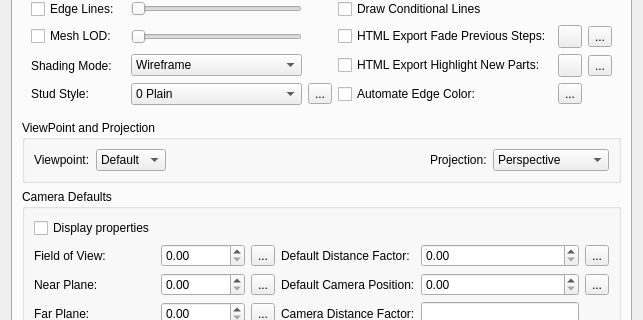
This is lclib/qt/lc_qpreferencesdialog.ui in trevorsandy/lpub3d-ci as Qt 5 draws it before an edit; both pictures show x 0 to 643 and y 84 to 404 of the 643 by 551 pixel window. The edited form follows.
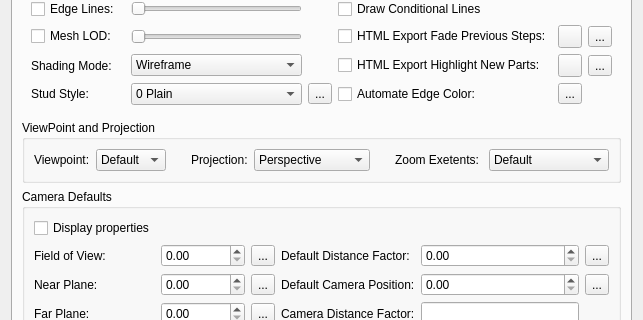
This is the edited form. Icons and pictures are not drawn.

Commit message: Add zoom extents flag to 3DViewer preference dialogue #524

Diff of the .ui file:
```diff
--- a/lclib/qt/lc_qpreferencesdialog.ui
+++ b/lclib/qt/lc_qpreferencesdialog.ui
@@ -122,8 +122,8 @@
             </property>
             <property name="sizeHint" stdset="0">
              <size>
-              <width>25</width>
-              <height>20</height>
+              <width>0</width>
+              <height>0</height>
              </size>
             </property>
            </spacer>
@@ -166,6 +166,45 @@
             </item>
            </widget>
           </item>
+          <item>
+           <spacer name="horizontalSpacer_15">
+            <property name="orientation">
+             <enum>Qt::Horizontal</enum>
+            </property>
+            <property name="sizeHint" stdset="0">
+             <size>
+              <width>0</width>
+              <height>0</height>
+             </size>
+            </property>
+           </spacer>
+          </item>
+          <item>
+           <widget class="QLabel" name="label_40">
+            <property name="text">
+             <string>Zoom Exetents: </string>
+            </property>
+           </widget>
+          </item>
+          <item>
+           <widget class="QComboBox" name="ZoomExtentCombo">
+            <item>
+             <property name="text">
+              <string>Default</string>
+             </property>
+            </item>
+            <item>
+             <property name="text">
+              <string>On Orthographic</string>
+             </property>
+            </item>
+            <item>
+             <property name="text">
+              <string>Always</string>
+             </property>
+            </item>
+           </widget>
+          </item>
          </layout>
         </widget>
        </item>
```
Left out of the diff: 1 changed line with no effect on the pictures. The commit also changes 9 other files.
